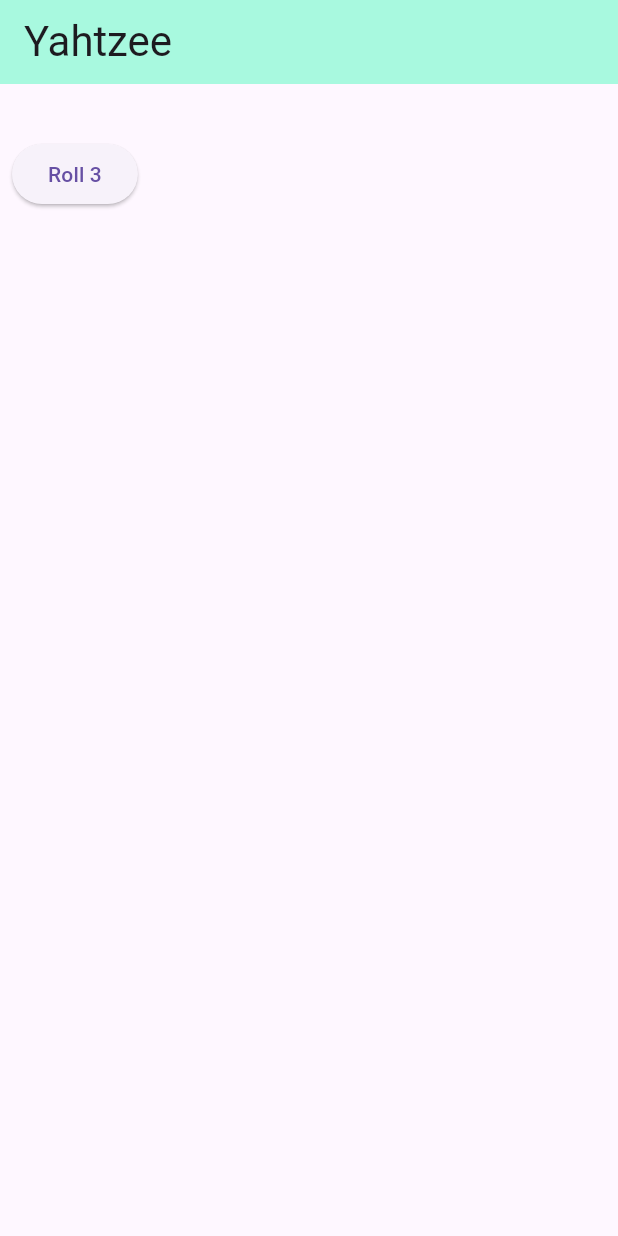
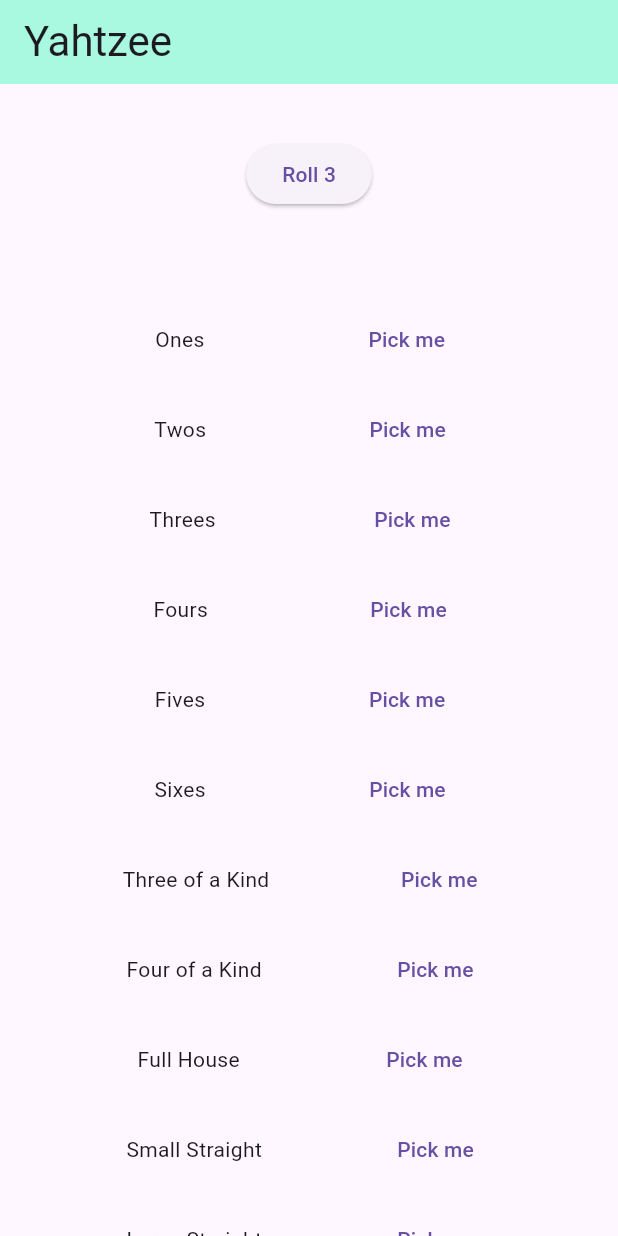
Before and after one commit to NaveedMohiuddin/MobileApp2, a Flutter app: the screen it shows after launch, on a phone screen of 412 x 824 dp. Run offline on Flutter 3.47's test engine with Material 3 defaults, Android fonts, the phone set to English and light mode, and no system bars.

Commit message:
Second commit

```diff
--- /dev/null
+++ b/lib/models/datamodel.dart
@@ -0,0 +1,14 @@
+
+import 'package:flutter/material.dart';
+import 'package:mp2/models/dice.dart';
+import 'package:mp2/models/scorecard.dart';
+
+
+class DataModel with ChangeNotifier {
+  final Dice _dice = Dice(5);
+  final ScoreCard _score = ScoreCard();
+  bool isRollButtonPressed = false;
+
+  Dice get dice => _dice;
+  ScoreCard get score => _score;
+}
--- a/lib/models/dice.dart
+++ b/lib/models/dice.dart
@@ -24,6 +24,7 @@ class Dice with ChangeNotifier {
       _values[i] = null;
       _held[i] = false;
     }
+    notifyListeners();
   }
 
   void roll() {
--- a/lib/models/scorecard.dart
+++ b/lib/models/scorecard.dart
@@ -1,5 +1,5 @@
 import 'package:collection/collection.dart';
-
+import 'package:flutter/material.dart';
 
 enum ScoreCategory {
   ones("Ones"),
@@ -21,10 +21,9 @@ enum ScoreCategory {
   final String name;
 }
 
-
-class ScoreCard {
+class ScoreCard with ChangeNotifier {
   final Map<ScoreCategory, int?> _scores = {
-    for (var category in ScoreCategory.values) category : null
+    for (var category in ScoreCategory.values) category: null
   };
 
   int? operator [](ScoreCategory category) => _scores[category];
@@ -37,6 +36,7 @@ class ScoreCard {
     _scores.forEach((key, value) {
       _scores[key] = null;
     });
+    notifyListeners();
   }
 
   void registerScore(ScoreCategory category, List<int> dice) {
@@ -46,7 +46,7 @@ class ScoreCard {
       throw Exception('Category $category already has a score');
     }
 
-    switch(category) {
+    switch (category) {
       case ScoreCategory.ones:
         _scores[category] = dice.where((d) => d == 1).sum;
         break;
@@ -88,8 +88,8 @@ class ScoreCard {
         break;
 
       case ScoreCategory.fullHouse:
-        if (uniqueVals.length == 2
-          && uniqueVals.any((d) => dice.where((d2) => d2 == d).length == 3)) {
+        if (uniqueVals.length == 2 &&
+            uniqueVals.any((d) => dice.where((d2) => d2 == d).length == 3)) {
           _scores[category] = 25;
         } else {
           _scores[category] = 0;
@@ -97,9 +97,9 @@ class ScoreCard {
         break;
 
       case ScoreCategory.smallStraight:
-        if (uniqueVals.containsAll([1, 2, 3, 4])
-            || uniqueVals.containsAll([2, 3, 4, 5])
-            || uniqueVals.containsAll([3, 4, 5, 6])) {
+        if (uniqueVals.containsAll([1, 2, 3, 4]) ||
+            uniqueVals.containsAll([2, 3, 4, 5]) ||
+            uniqueVals.containsAll([3, 4, 5, 6])) {
           _scores[category] = 30;
         } else {
           _scores[category] = 0;
@@ -107,8 +107,8 @@ class ScoreCard {
         break;
 
       case ScoreCategory.largeStraight:
-        if (uniqueVals.containsAll([1, 2, 3, 4, 5])
-            || uniqueVals.containsAll([2, 3, 4, 5, 6])) {
+        if (uniqueVals.containsAll([1, 2, 3, 4, 5]) ||
+            uniqueVals.containsAll([2, 3, 4, 5, 6])) {
           _scores[category] = 40;
         } else {
           _scores[category] = 0;
--- a/lib/views/displayDice.dart
+++ b/lib/views/displayDice.dart
@@ -1,6 +1,6 @@
 import 'package:flutter/material.dart';
-import 'package:mp2/models/dice.dart';
-// import 'package:provider/provider.dart';
+import 'package:mp2/models/datamodel.dart';
+import 'package:provider/provider.dart';
 
 class DisplayDice extends StatefulWidget {
   const DisplayDice({super.key});
@@ -11,27 +11,30 @@ class DisplayDice extends StatefulWidget {
 }
 
 class _DisplayDiceState extends State<DisplayDice> {
-  final Dice _dice = Dice(5);
-  bool _isButtonPressed = false;
   @override
   Widget build(BuildContext context) {
     return Padding(
         padding: const EdgeInsets.all(8.0),
         child: Column(
           children: [
-            ListenableBuilder(
-                listenable: _dice,
+            Consumer<DataModel>(builder: (context, data, _) {
+              return ListenableBuilder(
+                  listenable: data.dice,
                   builder: (BuildContext context, Widget? child) {
                     return Column(children: [
                       const SizedBox(height: 16),
-                    if (_isButtonPressed)
+                      if (data.isRollButtonPressed)
                         Row(
                             mainAxisAlignment: MainAxisAlignment.spaceEvenly,
-                          children: List.generate(5, (i) {
+                            children:
+                                List.generate(data.dice.values.length, (index) {
+                              final i = index;
                               return Expanded(
                                 child: GestureDetector(
-                                  onTap: () =>
-                                      {_dice.toggleHold(i), setState(() {})},
+                                    onTap: () => {
+                                          data.dice.toggleHold(i),
+                                          setState(() {})
+                                        },
                                     child: Padding(
                                       padding: const EdgeInsets.all(8.0),
                                       child: Container(
@@ -39,7 +42,7 @@ class _DisplayDiceState extends State<DisplayDice> {
                                         height: 100.0,
                                         decoration: BoxDecoration(
                                           border: Border.all(
-                                          color: _dice.isHeld(i)
+                                            color: data.dice.isHeld(i)
                                                 ? Colors.red
                                                 : Colors.black,
                                           ),
@@ -47,8 +50,9 @@ class _DisplayDiceState extends State<DisplayDice> {
                                         child: Padding(
                                           padding: const EdgeInsets.all(8.0),
                                           child: Text(
-                                          "${_dice.values[i]}",
-                                          style: const TextStyle(fontSize: 60),
+                                            "${data.dice.values[i]}",
+                                            style:
+                                                const TextStyle(fontSize: 60),
                                           ),
                                         ),
                                       ),
@@ -57,17 +61,56 @@ class _DisplayDiceState extends State<DisplayDice> {
                             })),
                       const SizedBox(height: 12),
                       ElevatedButton(
-                        onPressed: _dice.rollCount > 0
+                          onPressed: data.dice.rollCount > 0
                               ? () {
-                                _dice.roll();
-                                _dice.rollCount -= 1;
+                                  data.dice.roll();
+                                  data.dice.rollCount -= 1;
                                   setState(() {
-                                  _isButtonPressed = true;
+                                    data.isRollButtonPressed = true;
                                   });
                                 }
                               : null,
-                        child: Text("Roll ${_dice.rollCount}"))
+                          child: Text(data.dice.rollCount > 0
+                              ? "Roll ${data.dice.rollCount}"
+                              : "Out of Rolls")),
+                      TextButton(
+                          onPressed: data.score.completed
+                              ? () {
+                                  showDialog(
+                                    context: context,
+                                    builder: (BuildContext context) {
+                                      return AlertDialog(
+                                        title: const Text('Game Over'),
+                                        content: Text(
+                                            'Total Score: ${data.score.total}'),
+                                        actions: [
+                                          TextButton(
+                                            onPressed: () {
+                                              // Clear registered scores and dice to start a new game
+                                              data.score.clear();
+                                              data.dice.clear();
+                                              setState(() {
+                                                data.isRollButtonPressed =
+                                                    false;
+                                              });
+                                              Navigator.pop(
+                                                  context); // Close the dialog box
+                                            },
+                                            child: const Text('New Game'),
+                                          ),
+                                        ],
+                                      );
+                                    },
+                                  );
+                                }
+                              : null,
+                          child: Text(
+                            data.score.completed
+                                ? '!!Game Over!! Check Score'
+                                : '',
+                          ))
                     ]);
+                  });
             }),
           ],
         ));
--- /dev/null
+++ b/lib/views/displayscore.dart
@@ -0,0 +1,64 @@
+import 'package:flutter/material.dart';
+import 'package:mp2/models/datamodel.dart';
+import 'package:mp2/models/scorecard.dart';
+import 'package:provider/provider.dart';
+
+class DisplayScore extends StatefulWidget {
+  const DisplayScore({super.key});
+
+  @override
+  // ignore: library_private_types_in_public_api
+  _DisplayScoreState createState() => _DisplayScoreState();
+}
+
+class _DisplayScoreState extends State<DisplayScore> {
+  @override
+  Widget build(BuildContext context) {
+    return SingleChildScrollView(
+      child: Column(
+        children: ScoreCategory.values.map((category) {
+          return Padding(
+            padding: const EdgeInsets.all(6.0),
+            child: Row(
+              mainAxisAlignment: MainAxisAlignment.spaceEvenly,
+              children: [
+                Text(category.name),
+                Consumer<DataModel>(
+                  builder: (context, data, _) {
+                    return ListenableBuilder(
+                      listenable: data.score,
+                      builder: (BuildContext context, Widget? child) {
+                        return Row(
+                          children: [
+                            TextButton(
+                              onPressed: data.score[category] == null
+                                  ? () {
+                                      setState(() {
+                                        data.score.registerScore(
+                                            category, data.dice.values);
+                                        data.dice.rollCount = 3;
+                                        data.isRollButtonPressed = false;
+                                      });
+                                      data.dice.clear();
+                                    }
+                                  : null,
+                              child: Text(
+                                data.score[category] == null ? 'Pick me' : '',
+                              ),
+                            ),
+                            if (data.score[category] != null)
+                              Text("${data.score[category]}"),
+                          ],
+                        );
+                      },
+                    );
+                  },
+                ),
+              ],
+            ),
+          );
+        }).toList(),
+      ),
+    );
+  }
+}
--- a/lib/views/yahtzee.dart
+++ b/lib/views/yahtzee.dart
@@ -1,6 +1,9 @@
 import 'package:flutter/material.dart';
+import 'package:mp2/models/datamodel.dart';
+import 'package:mp2/views/displaydice.dart';
+import 'package:mp2/views/displayscore.dart';
 // import 'package:provider/provider.dart';
-import 'package:mp2/views/displayDice.dart';
+import 'package:provider/provider.dart';
 
 class Yahtzee extends StatelessWidget {
   const Yahtzee({super.key});
@@ -17,6 +20,13 @@ class Yahtzee extends StatelessWidget {
             )),
         backgroundColor: const Color.fromARGB(136, 92, 251, 195),
       ),
-        body: const DisplayDice());
+      body: ChangeNotifierProvider(
+          create: (context) => DataModel(),
+          child:const SingleChildScrollView(
+            child: Column(
+              children: [DisplayDice(), DisplayScore()],
+            ),
+          )),
+    );
   }
 }
```
Also changed, not shown: lib/main.dart (+1 -6 lines). Lines whose indentation alone changed are shown as unchanged.
